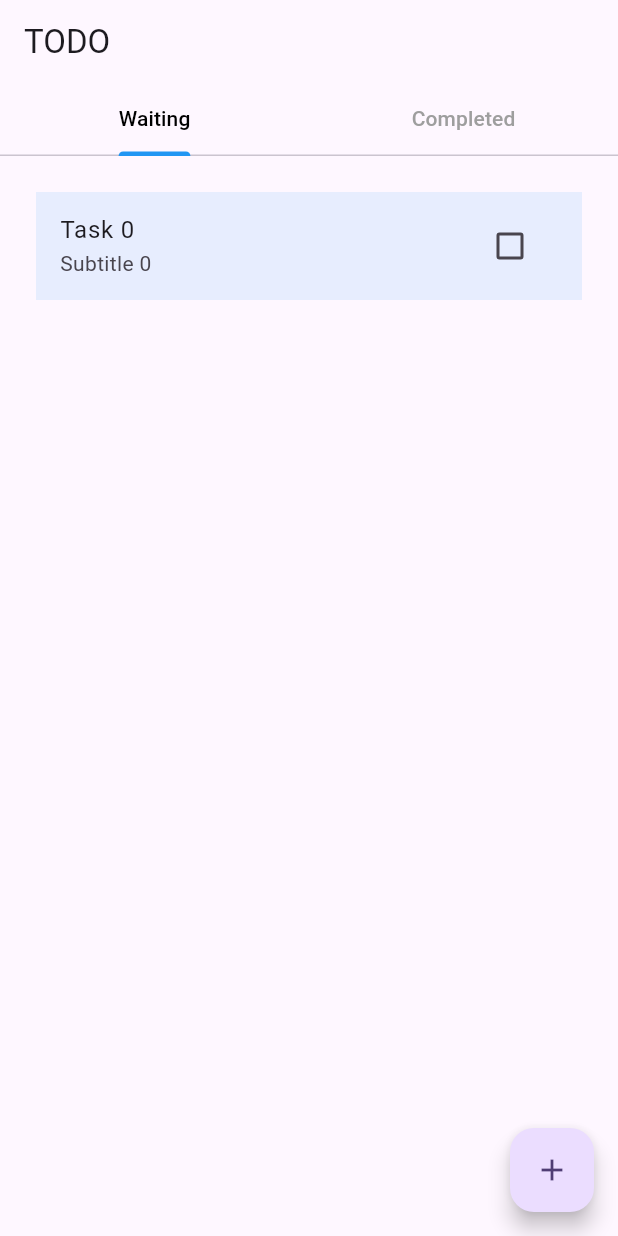
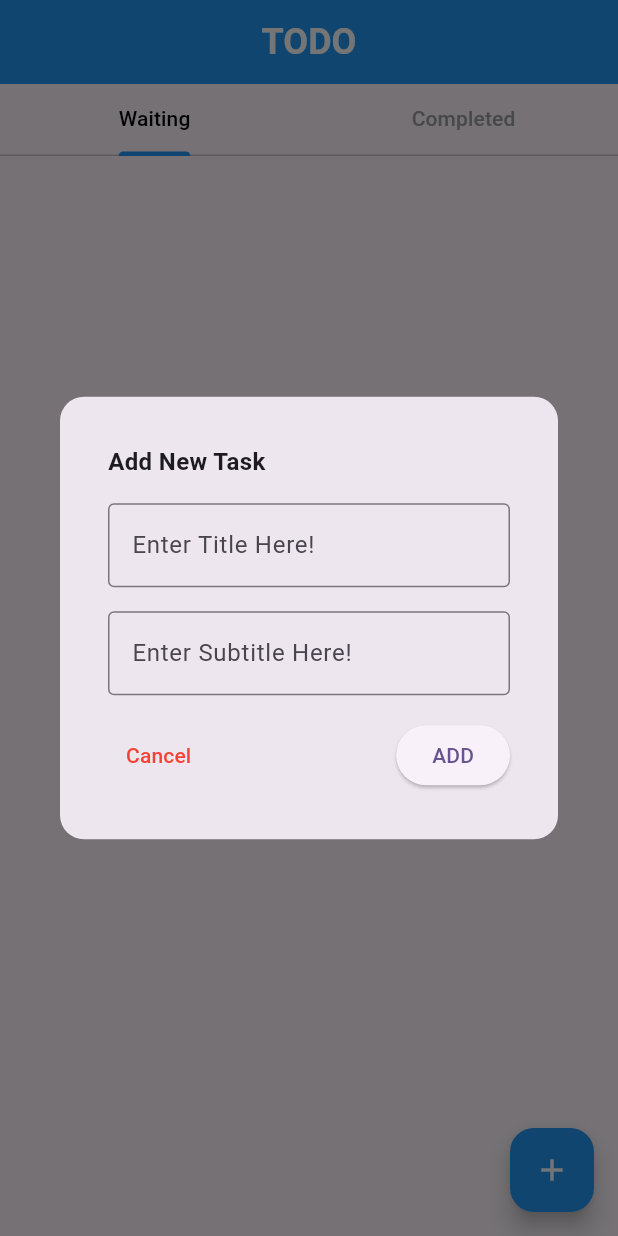
Before and after one commit to Salehahmedeus/to_do_lati, a Flutter app: the screen it shows after launch, after a tap on the "add" icon, on a phone screen of 412 x 824 dp. Run offline on Flutter 3.47's test engine with Material 3 defaults, Android fonts, the light colour scheme and no system bars; our stand-ins replace timeago.

Commit message:
hiiii ahmed

```diff
--- /dev/null
+++ b/lib/dialog/task_dialog.dart
@@ -0,0 +1,100 @@
+import 'package:flutter/material.dart';
+
+class AddTaskDialog extends StatefulWidget {
+  const AddTaskDialog({
+    super.key,
+    required this.titleController,
+    required this.subTitleController,
+    required this.formKey,
+    required this.onTap,
+  });
+
+  final TextEditingController titleController;
+  final TextEditingController subTitleController;
+  final GlobalKey<FormState> formKey;
+  final Function onTap;
+
+  @override
+  State<AddTaskDialog> createState() => _AddTaskDialogState();
+}
+
+class _AddTaskDialogState extends State<AddTaskDialog> {
+  @override
+  Widget build(BuildContext context) {
+    return Dialog(
+      shape: RoundedRectangleBorder(borderRadius: BorderRadius.circular(16)),
+      child: Padding(
+        padding: const EdgeInsets.all(32.0),
+        child: Form(
+          key: widget.formKey,
+          child: Column(
+            mainAxisSize: MainAxisSize.min,
+            crossAxisAlignment: CrossAxisAlignment.start,
+            children: [
+              const Text(
+                "Add New Task",
+                style: TextStyle(fontSize: 16, fontWeight: FontWeight.bold),
+              ),
+              const SizedBox(
+                height: 16,
+              ),
+              TextFormField(
+                controller: widget.titleController,
+                validator: (value) {
+                  if (value!.isEmpty) {
+                    return "Please Enter Task Title";
+                  }
+                  if (value.length < 5) {
+                    return "Please Enter Valid Task Title";
+                  }
+                  return null;
+                },
+                decoration: const InputDecoration(
+                  hintText: "Enter Title Here!",
+                  border: OutlineInputBorder(),
+                ),
+              ),
+              const SizedBox(
+                height: 16,
+              ),
+              TextFormField(
+                decoration: const InputDecoration(
+                  hintText: "Enter Subtitle Here!",
+                  border: OutlineInputBorder(),
+                ),
+                controller: widget.subTitleController,
+              ),
+              const SizedBox(
+                height: 16,
+              ),
+              Row(
+                mainAxisAlignment: MainAxisAlignment.spaceBetween,
+                children: [
+                  TextButton(
+                    onPressed: () {
+                      widget.titleController.clear();
+                      widget.subTitleController.clear();
+                      Navigator.pop(context);
+                    },
+                    child: const Text(
+                      "Cancel",
+                      style: TextStyle(color: Colors.red),
+                    ),
+                  ),
+                  ElevatedButton(
+                    onPressed: () {
+                      if (widget.formKey.currentState!.validate()) {
+                        widget.onTap();
+                      }
+                    },
+                    child: const Text("ADD"),
+                  ),
+                ],
+              ),
+            ],
+          ),
+        ),
+      ),
+    );
+  }
+}
--- a/lib/screens/home_screen.dart
+++ b/lib/screens/home_screen.dart
@@ -1,4 +1,6 @@
 import 'package:flutter/material.dart';
+import 'package:to_do_lati/cards/task_card.dart';
+import 'package:to_do_lati/dialog/task_dialog.dart';
 import 'package:to_do_lati/models/task_model.dart';
 
 class HomeScreen extends StatefulWidget {
@@ -11,26 +13,58 @@ class HomeScreen extends StatefulWidget {
 }
 
 class _HomeScreenState extends State<HomeScreen> {
+  GlobalKey<FormState> formKey = GlobalKey<FormState>();
+  TextEditingController taskTitleController = TextEditingController();
+  TextEditingController taskSubtitleController = TextEditingController();
+
   List<TaskModel> tasks = [];
-  bool isChecked = false;
 
   @override
   Widget build(BuildContext context) {
     return Scaffold(
       floatingActionButton: FloatingActionButton(
-        child: Icon(Icons.add),
+                backgroundColor: Colors.blue,
+        child: const Icon(Icons.add,color: Colors.white,),
         onPressed: () {
-          setState(() {
+          showDialog(
+            context: context,
+            builder: (context) {
+              return AddTaskDialog(
+                titleController: taskTitleController,
+                subTitleController: taskSubtitleController,
+                formKey: formKey,
+                onTap: () {
                   tasks.add(TaskModel(
-                title: "Task ${tasks.length}",
-                subtitle:
-                    tasks.length.isOdd ? null : "Subtitle ${tasks.length}",
+                      title: taskTitleController.text,
+                      subtitle: taskSubtitleController.text.isEmpty
+                          ? null
+                          : taskSubtitleController.text,
                       createdAt: DateTime.now()));
-          });
+
+                  setState(() {});
+
+                  taskTitleController.clear();
+                  taskSubtitleController.clear();
+
+                  Navigator.pop(context);
+                },
+              );
+            },
+          );
         },
       ),
       appBar: AppBar(
-        title: const Text("TODO"),
+        centerTitle :true,
+        backgroundColor: Colors.blue,
+        title: const Text("TODO",
+        style: TextStyle(
+          color: Colors.white,
+          fontSize: 24,
+          fontWeight: FontWeight.bold,
+        ),
+
+        ),
+
       ),
       body: DefaultTabController(
         length: 2,
@@ -47,8 +81,9 @@ class _HomeScreenState extends State<HomeScreen> {
                 ),
                 Tab(
                   text: "Completed",
-                  )
-                ]),
+                ),
+              ],
+            ),
             Expanded(
               child: TabBarView(
                 physics: const NeverScrollableScrollPhysics(),
@@ -59,20 +94,19 @@ class _HomeScreenState extends State<HomeScreen> {
                     itemBuilder: (context, index) {
                       return tasks[index].isCompleted
                           ? const SizedBox()
-                          : ListTile(
-                              tileColor: Colors.blue.withOpacity(0.1),
-                              trailing: Checkbox(
-                                value: tasks[index].isCompleted,
-                                onChanged: (check) {
+                          : TaskCard(
+                              taskModel: tasks[index],
+                              onTap: () {
                                 setState(() {
-                                    tasks[index].isCompleted = check!;
+                                  tasks[index].isCompleted =
+                                      !tasks[index].isCompleted;
                                 });
                               },
-                              ),
-                              title: Text(tasks[index].title),
-                              subtitle: tasks[index].subtitle != null
-                                  ? Text(tasks[index].subtitle!)
-                                  : null,
+                              delete: () {
+                                setState(() {
+                                  tasks.removeAt(index);
+                                });
+                              },
                             );
                     },
                   ),
@@ -82,20 +116,19 @@ class _HomeScreenState extends State<HomeScreen> {
                     itemBuilder: (context, index) {
                       return !tasks[index].isCompleted
                           ? const SizedBox()
-                          : ListTile(
-                              tileColor: Colors.blue.withOpacity(0.1),
-                              trailing: Checkbox(
-                                value: tasks[index].isCompleted,
-                                onChanged: (check) {
+                          : TaskCard(
+                              taskModel: tasks[index],
+                              onTap: () {
                                 setState(() {
-                                    tasks[index].isCompleted = check!;
+                                  tasks[index].isCompleted =
+                                      !tasks[index].isCompleted;
                                 });
                               },
-                              ),
-                              title: Text(tasks[index].title),
-                              subtitle: tasks[index].subtitle != null
-                                  ? Text(tasks[index].subtitle!)
-                                  : null,
+                              delete: () {
+                                setState(() {
+                                  tasks.removeAt(index);
+                                });
+                              },
                             );
                     },
                   ),
--- a/pubspec.yaml
+++ b/pubspec.yaml
@@ -34,7 +34,11 @@ dependencies:
 
   # The following adds the Cupertino Icons font to your application.
   # Use with the CupertinoIcons class for iOS style icons.
-  cupertino_icons: ^1.0.6
+  cupertino_icons:
+  intl:
+  timeago: ^3.7.0
+
+
 
 dev_dependencies:
   flutter_test:
```
Also changed, not shown: lib/cards/task_card.dart (added, +114 -0 lines), lib/screens/task_details_screen.dart (added, +47 -0 lines), pubspec.lock. Lines whose indentation alone changed are shown as unchanged.
